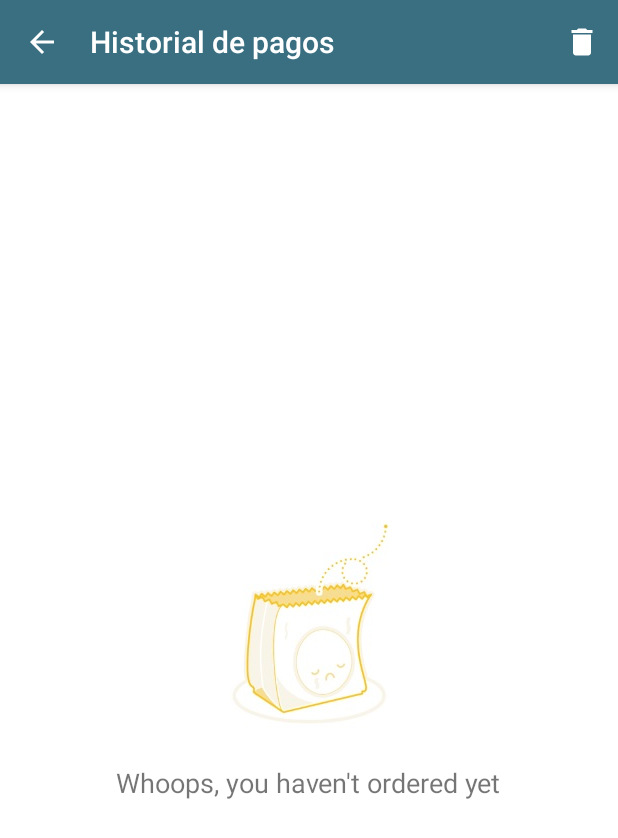
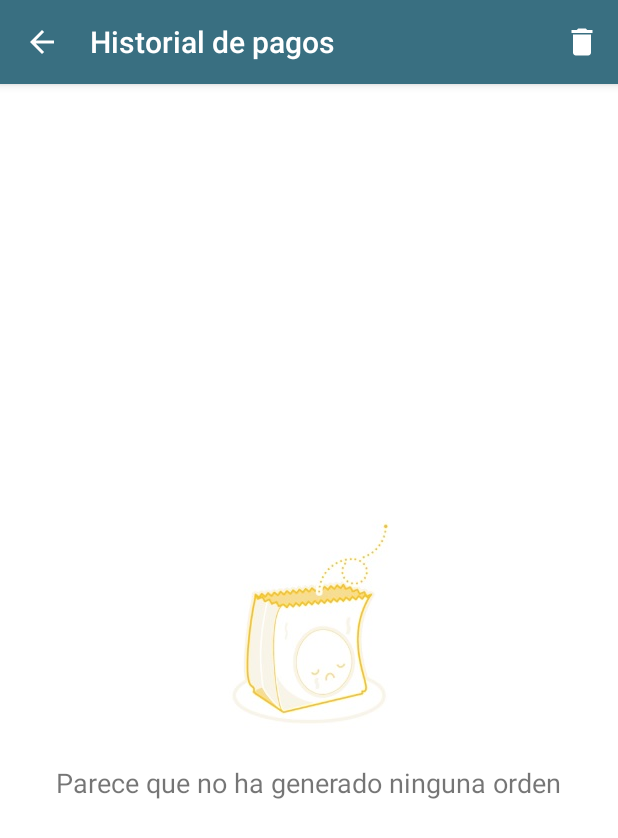
Before and after one commit to 2021-2-PROYIETI-EZPZ/Android, an Android app: the ActivityHistory screen opened directly, with no data from a screen before it, on a phone screen of 412 x 824 dp. Shown: the top 838 px of the screen. Run offline under Robolectric (Android 15) with nearby library versions, the phone set to English and light mode, and no system bars; network calls fail.

Commit message:
corrigiendo errores

```diff
--- a/app/src/main/res/layout/include_empty_history.xml
+++ b/app/src/main/res/layout/include_empty_history.xml
@@ -16,7 +16,7 @@
         android:layout_width="wrap_content"
         android:layout_height="wrap_content"
         android:layout_margin="10dp"
-        android:text="Whoops, you haven't ordered yet"
+        android:text="Parece que no ha generado ninguna orden"
         android:textSize="18sp" />
 
 
```
